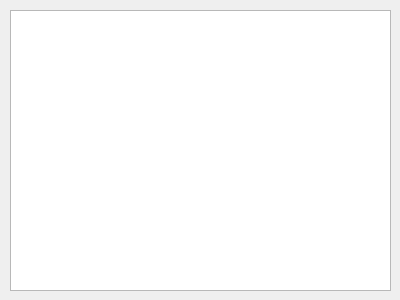
Qt form qt-client/csseditor.ui (paunovic/chipup-poker) before a commit.
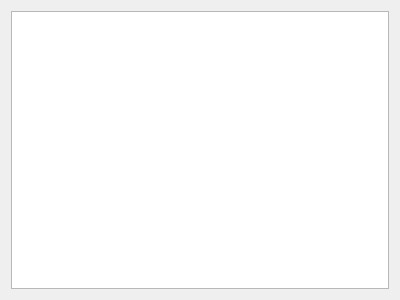
The same form after that commit.

```diff
--- a/qt-client/csseditor.ui
+++ b/qt-client/csseditor.ui
@@ -13,16 +13,11 @@
   <property name="windowTitle">
    <string>Form</string>
   </property>
-  <widget class="QPlainTextEdit" name="css">
-   <property name="geometry">
-    <rect>
-     <x>10</x>
-     <y>10</y>
-     <width>381</width>
-     <height>281</height>
-    </rect>
-   </property>
-  </widget>
+  <layout class="QHBoxLayout" name="horizontalLayout">
+   <item>
+    <widget class="QPlainTextEdit" name="css"/>
+   </item>
+  </layout>
  </widget>
  <resources/>
  <connections/>
```
